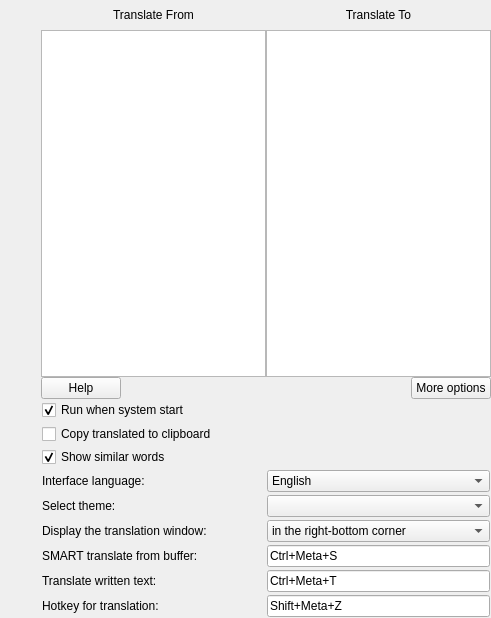
Old version of the form src/widget.ui in the repository NeiroNext/QuickTranslator.
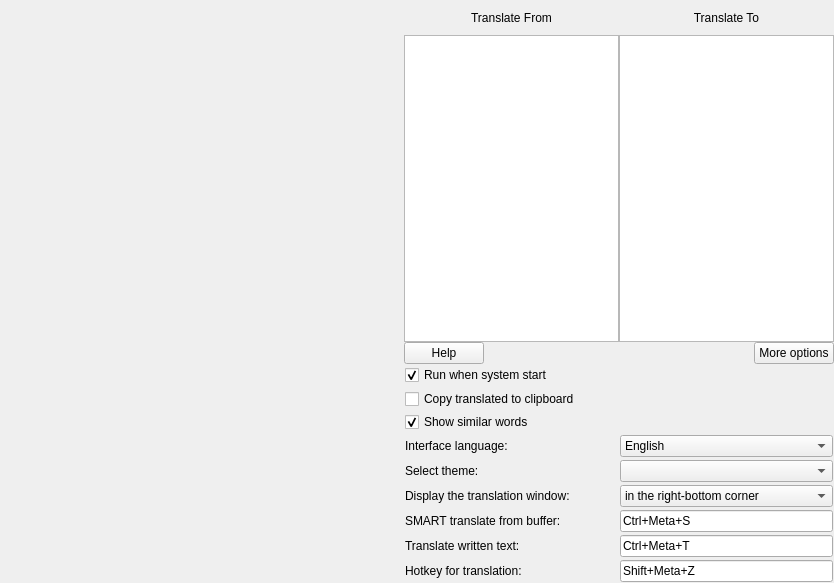
New version of the form. Icons and pictures are not drawn.

The edit to the form file:
```diff
--- a/src/widget.ui
+++ b/src/widget.ui
@@ -6,10 +6,16 @@
    <rect>
     <x>0</x>
     <y>0</y>
-    <width>491</width>
-    <height>618</height>
+    <width>834</width>
+    <height>583</height>
    </rect>
   </property>
+  <property name="minimumSize">
+   <size>
+    <width>780</width>
+    <height>400</height>
+   </size>
+  </property>
   <property name="contextMenuPolicy">
    <enum>Qt::NoContextMenu</enum>
   </property>
@@ -44,7 +50,32 @@
      <number>0</number>
     </property>
     <item>
-     <widget class="QWidget" name="defTrans" native="true"/>
+     <widget class="QWidget" name="defTrans" native="true">
+      <layout class="QVBoxLayout" name="verticalLayout_4">
+       <property name="spacing">
+        <number>0</number>
+       </property>
+       <property name="leftMargin">
+        <number>0</number>
+       </property>
+       <property name="topMargin">
+        <number>0</number>
+       </property>
+       <property name="rightMargin">
+        <number>0</number>
+       </property>
+       <property name="bottomMargin">
+        <number>0</number>
+       </property>
+       <item>
+        <layout class="QVBoxLayout" name="verticalLayout_3">
+         <property name="spacing">
+          <number>0</number>
+         </property>
+        </layout>
+       </item>
+      </layout>
+     </widget>
     </item>
     <item>
      <widget class="QWidget" name="options" native="true">
@@ -56,7 +87,7 @@
       </property>
       <property name="maximumSize">
        <size>
-        <width>450</width>
+        <width>430</width>
         <height>16777215</height>
        </size>
       </property>
@@ -81,7 +112,7 @@
          <property name="minimumSize">
           <size>
            <width>0</width>
-           <height>30</height>
+           <height>35</height>
           </size>
          </property>
          <property name="frameShape">
@@ -111,6 +142,12 @@
           </property>
           <item>
            <widget class="QLabel" name="from_label">
+            <property name="minimumSize">
+             <size>
+              <width>0</width>
+              <height>0</height>
+             </size>
+            </property>
             <property name="text">
              <string>Translate From</string>
             </property>
```
